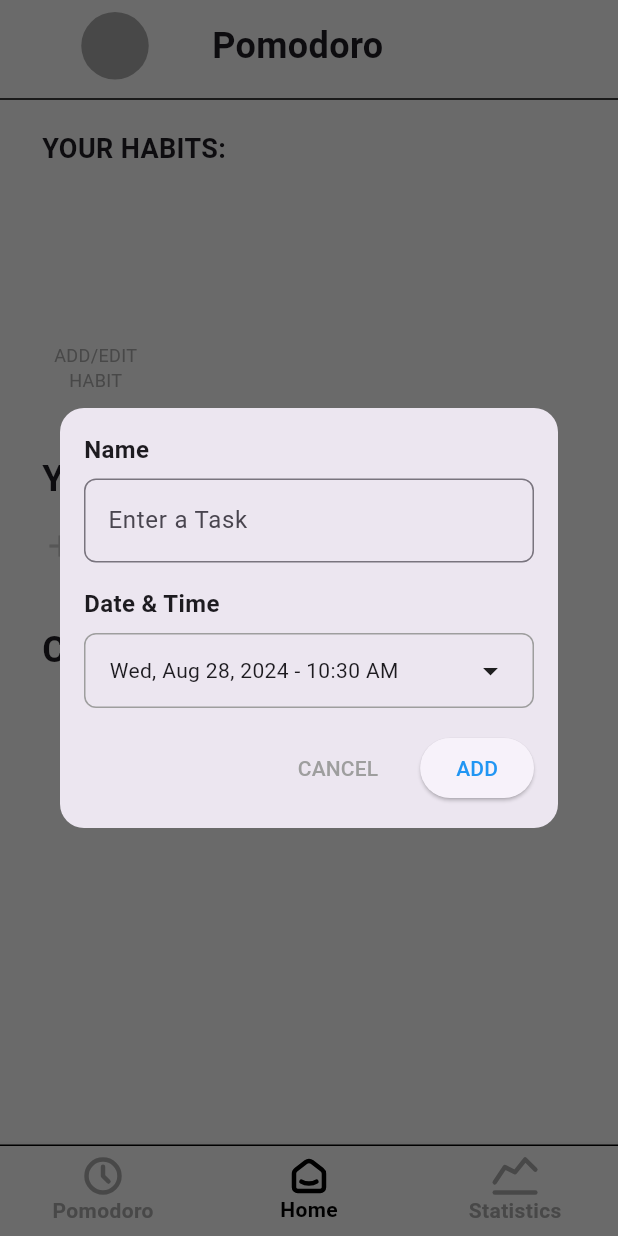
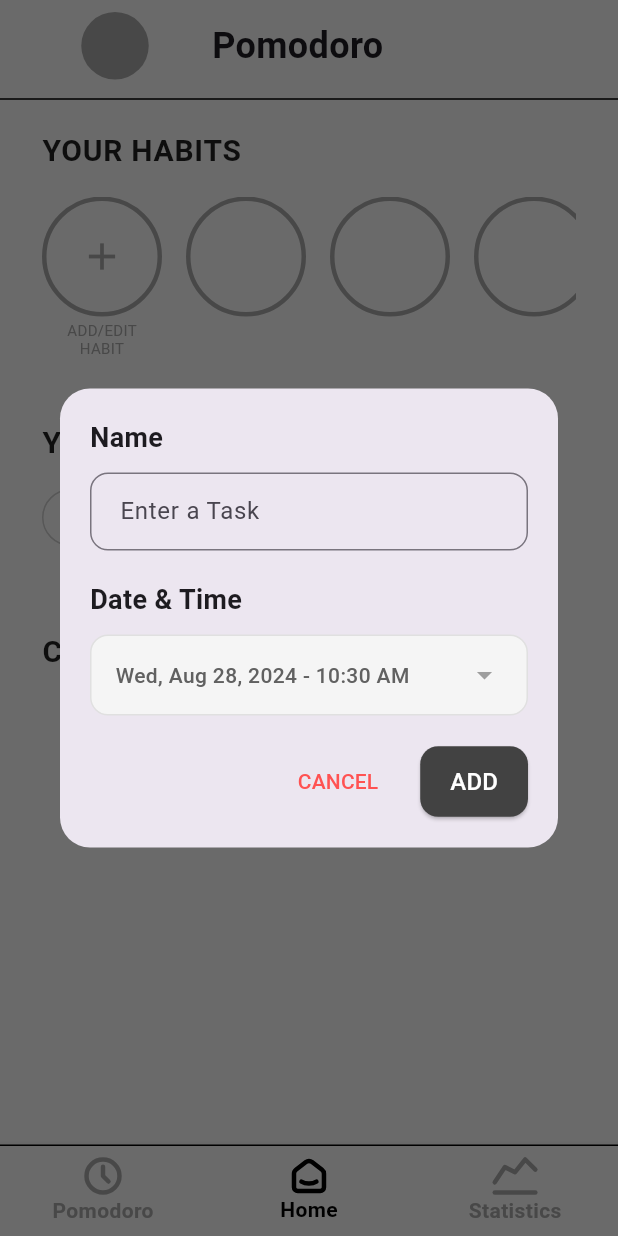
Before and after one commit to gokseennn/flutter_pomodoro_app, a Flutter app: the HomeScreen screen opened by its route, item 2 of the bottom bar chosen, after a tap on "ADD A TASK", on a phone screen of 412 x 824 dp. Run offline on Flutter 3.47's test engine with Material 3 defaults, Android fonts, the phone set to English and light mode, and no system bars; our stand-ins replace dio, flutter_svg, get, google_fonts, shared_preferences, shimmer and 1 more; accounts and stored records are empty; statements that could not run were skipped.

Commit message:
home screen

```diff
--- a/lib/general-ms/home/view/components/add_task.dart
+++ b/lib/general-ms/home/view/components/add_task.dart
@@ -11,10 +11,11 @@ class AddTask extends StatelessWidget {
   Widget build(BuildContext context) {
     return Dialog(
       shape: RoundedRectangleBorder(
-        borderRadius: BorderRadius.circular(16.0),
+        borderRadius:
+            BorderRadius.circular(20.0), // Kenarları daha yumuşak hale getirdik
       ),
       child: Padding(
-        padding: const EdgeInsets.all(16.0),
+        padding: const EdgeInsets.all(20.0),
         child: Column(
           mainAxisSize: MainAxisSize.min,
           crossAxisAlignment: CrossAxisAlignment.start,
@@ -23,38 +24,45 @@ class AddTask extends StatelessWidget {
               'Name',
               style: TextStyle(
                 fontWeight: FontWeight.bold,
-                fontSize: 16.0,
+                fontSize: 18.0, // Font boyutunu biraz büyüttük
               ),
             ),
-            const SizedBox(height: 8.0),
+            const SizedBox(height: 10.0),
             TextField(
               controller: controller.taskTextEditingController,
               decoration: InputDecoration(
                 hintText: 'Enter a Task',
                 border: OutlineInputBorder(
-                  borderRadius: BorderRadius.circular(8.0),
+                  borderRadius:
+                      BorderRadius.circular(12.0), // Kenarları daha yumuşak
                 ),
+                contentPadding: const EdgeInsets.symmetric(
+                    vertical: 14.0,
+                    horizontal: 16.0), // İçerik aralığını artırdık
               ),
             ),
-            const SizedBox(height: 16.0),
+            const SizedBox(height: 20.0),
             const Text(
               'Date & Time',
               style: TextStyle(
                 fontWeight: FontWeight.bold,
-                fontSize: 16.0,
+                fontSize: 18.0, // Font boyutunu biraz büyüttük
               ),
             ),
-            const SizedBox(height: 8.0),
+            const SizedBox(height: 10.0),
             Obx(() => InkWell(
                   onTap: () async {
                     await controller.selectDateTime(context);
                   },
                   child: Container(
                     padding: const EdgeInsets.symmetric(
-                        vertical: 12.0, horizontal: 16.0),
+                        vertical: 14.0, horizontal: 16.0),
                     decoration: BoxDecoration(
-                      border: Border.all(color: Colors.grey),
-                      borderRadius: BorderRadius.circular(8.0),
+                      color: Colors
+                          .grey[100], // Arka planı biraz daha yumuşak yaptık
+                      border: Border.all(color: Colors.grey[300]!),
+                      borderRadius:
+                          BorderRadius.circular(12.0), // Kenarları daha yumuşak
                     ),
                     child: Row(
                       mainAxisAlignment: MainAxisAlignment.spaceBetween,
@@ -62,13 +70,17 @@ class AddTask extends StatelessWidget {
                         Text(
                           DateFormat('EEE, MMM d, yyyy - h:mm a')
                               .format(controller.selectedDateTime.value),
+                          style: TextStyle(
+                            color: Colors.grey[700], // Metin rengi daha yumuşak
+                            fontWeight: FontWeight.w500,
+                          ),
                         ),
-                        const Icon(Icons.arrow_drop_down),
+                        const Icon(Icons.arrow_drop_down, color: Colors.grey),
                       ],
                     ),
                   ),
                 )),
-            const SizedBox(height: 16.0),
+            const SizedBox(height: 20.0),
             Row(
               mainAxisAlignment: MainAxisAlignment.end,
               children: [
@@ -79,7 +91,8 @@ class AddTask extends StatelessWidget {
                   child: const Text(
                     'CANCEL',
                     style: TextStyle(
-                      color: Colors.grey,
+                      color: Colors
+                          .redAccent, // CANCEL butonunu kırmızı renkte yaptık
                     ),
                   ),
                 ),
@@ -89,9 +102,21 @@ class AddTask extends StatelessWidget {
                     await controller.addNewHabit(); // Add new habit logic here
                   },
                   style: ElevatedButton.styleFrom(
-                    foregroundColor: Colors.blue,
+                    backgroundColor:
+                        Colors.grey[800], // ADD butonunu mavi renkte yaptık
+                    padding: const EdgeInsets.symmetric(
+                        vertical: 12.0, horizontal: 20.0),
+                    shape: RoundedRectangleBorder(
+                      borderRadius: BorderRadius.circular(
+                          12.0), // Buton kenarlarını yuvarladık
+                    ),
                   ),
-                  child: const Text('ADD'),
+                  child: const Text(
+                    'ADD',
+                    style: TextStyle(
+                        fontSize: 16.0, // Font boyutunu artırdık
+                        color: Colors.white),
+                  ),
                 ),
               ],
             ),
--- a/lib/general-ms/home/view/home_screen.dart
+++ b/lib/general-ms/home/view/home_screen.dart
@@ -8,6 +8,7 @@ import 'package:pomodoro_app/general-ms/home/view/components/add_task.dart';
 class HomeScreen extends StatelessWidget {
   const HomeScreen({super.key});
   static const String routeName = "/home";
+
   @override
   Widget build(BuildContext context) {
     return CommonScreen<HomeController>(body: (controller) {
@@ -21,115 +22,19 @@ class HomeScreen extends StatelessWidget {
               child: Column(
                 crossAxisAlignment: CrossAxisAlignment.start,
                 children: [
-                  const Text(
-                    'YOUR HABITS:',
-                    style: TextStyle(
-                      fontSize: 18,
-                      fontWeight: FontWeight.bold,
-                    ),
-                  ),
+                  _buildSectionTitle('YOUR HABITS'),
                   const SizedBox(height: 16),
-                  SizedBox(
-                    height: 100, // Set a fixed height for the horizontal list
-                    child: ListView.builder(
-                      scrollDirection: Axis.horizontal,
-                      physics: const AlwaysScrollableScrollPhysics(),
-                      itemCount: controller.taskList.value.length,
-                      itemBuilder: (context, index) => Padding(
-                        padding: const EdgeInsets.only(right: 16),
-                        child: Container(
-                          width: 80,
-                          height: 80,
-                          decoration: BoxDecoration(
-                            shape: BoxShape.circle,
-                            border:
-                                Border.all(color: Colors.grey[500]!, width: 4),
-                          ),
-                          child: index == 0
-                              ? Icon(Icons.add,
-                                  color: Colors.grey[500], size: 30)
-                              : null,
-                        ),
-                      ),
-                    ),
-                  ),
-                  InkWell(
-                    onTap: controller.addNewHabit,
-                    child: Padding(
-                      padding: const EdgeInsets.only(left: 8.0),
-                      child: Column(
-                        children: [
-                          Text(
-                            'ADD/EDIT',
-                            style: TextStyle(
-                                color: Colors.grey[500], fontSize: 12),
-                          ),
-                          const SizedBox(width: 4),
-                          Text(
-                            'HABIT',
-                            style: TextStyle(
-                                color: Colors.grey[500], fontSize: 12),
-                          ),
-                        ],
-                      ),
-                    ),
-                  ),
+                  _buildHabitsList(controller),
                   const SizedBox(height: 40),
-                  const Text(
-                    'Your tasks',
-                    style: TextStyle(
-                      fontSize: 24,
-                      fontWeight: FontWeight.bold,
-                    ),
-                  ),
+                  _buildSectionTitle('Your tasks'),
                   const SizedBox(height: 16),
-                  InkWell(
-                    onTap: () {
-                      Get.dialog(AddTask(
-                        controller: controller,
-                      ));
-                    },
-                    child: Row(
-                      mainAxisSize: MainAxisSize.min,
-                      children: [
-                        Icon(Icons.add, color: Colors.grey[400]),
-                        const SizedBox(width: 8),
-                        Text(
-                          'ADD A TASK',
-                          style:
-                              TextStyle(color: Colors.grey[500], fontSize: 14),
-                        ),
-                      ],
-                    ),
-                  ),
-                  Obx(
-                    () => ListView.builder(
-                        physics: const NeverScrollableScrollPhysics(),
-                        shrinkWrap: true,
-                        itemCount: controller.taskList.value.length,
-                        itemBuilder: (context, index) {
-                          return _buildEventItem(
-                              controller.taskList.value[index], controller);
-                        }),
-                  ),
+                  _buildAddTaskButton(controller),
+                  const SizedBox(height: 16),
+                  _buildTasksList(controller),
                   const SizedBox(height: 40),
-                  const Text(
-                    'Complated Task',
-                    style: TextStyle(
-                      fontSize: 24,
-                      fontWeight: FontWeight.bold,
-                    ),
-                  ),
+                  _buildSectionTitle('Completed Tasks'),
                   const SizedBox(height: 16),
-                  ListView.builder(
-                      physics: const NeverScrollableScrollPhysics(),
-                      shrinkWrap: true,
-                      itemCount: controller.complatedTaskList.value.length,
-                      itemBuilder: (context, index) {
-                        return _buildEventItem(
-                            controller.complatedTaskList.value[index],
-                            controller);
-                      }),
+                  _buildCompletedTasksList(controller),
                 ],
               ),
             ),
@@ -139,28 +44,135 @@ class HomeScreen extends StatelessWidget {
     });
   }
 
-  Widget _buildEventItem(Task task, HomeController controller) {
-    return Padding(
-      padding: const EdgeInsets.symmetric(vertical: 8.0),
-      child: Dismissible(
+  Widget _buildSectionTitle(String title) {
+    return Text(
+      title,
+      style: const TextStyle(
+        fontSize: 20,
+        fontWeight: FontWeight.bold,
+        color: Colors.black87,
+        letterSpacing: 0.5,
+      ),
+    );
+  }
+
+  Widget _buildHabitsList(HomeController controller) {
+    return SizedBox(
+      height: 110,
+      child: ListView.builder(
+        scrollDirection: Axis.horizontal,
+        physics: const AlwaysScrollableScrollPhysics(),
+        itemCount: 4,
+        itemBuilder: (context, index) => Padding(
+          padding: const EdgeInsets.only(right: 16),
+          child: _buildHabitCircle(index, controller),
+        ),
+      ),
+    );
+  }
+
+  Widget _buildHabitCircle(int index, HomeController controller) {
+    return Column(
+      children: [
+        Container(
+          width: 80,
+          height: 80,
+          decoration: BoxDecoration(
+            shape: BoxShape.circle,
+            border: Border.all(color: Colors.grey[500]!, width: 3),
+          ),
+          child: index == 0
+              ? Icon(Icons.add, color: Colors.grey[500], size: 30)
+              : null,
+        ),
+        if (index == 0)
+          Padding(
+            padding: const EdgeInsets.only(top: 4),
+            child: Text(
+              'ADD/EDIT\nHABIT',
+              textAlign: TextAlign.center,
+              style: TextStyle(
+                color: Colors.grey[500],
+                fontSize: 10,
+                height: 1.2,
+              ),
+            ),
+          ),
+      ],
+    );
+  }
+
+  Widget _buildAddTaskButton(HomeController controller) {
+    return InkWell(
+      onTap: () {
+        Get.dialog(AddTask(controller: controller));
+      },
+      child: Container(
+        padding: const EdgeInsets.symmetric(vertical: 8, horizontal: 12),
+        decoration: BoxDecoration(
+          border: Border.all(color: Colors.grey[400]!),
+          borderRadius: BorderRadius.circular(20),
+        ),
+        child: Row(
+          mainAxisSize: MainAxisSize.min,
+          children: [
+            Icon(Icons.add, color: Colors.grey[400], size: 20),
+            const SizedBox(width: 8),
+            Text(
+              'ADD A TASK',
+              style: TextStyle(color: Colors.grey[500], fontSize: 14),
+            ),
+          ],
+        ),
+      ),
+    );
+  }
+
+  Widget _buildTasksList(HomeController controller) {
+    return Obx(
+      () => ListView.separated(
+        physics: const NeverScrollableScrollPhysics(),
+        shrinkWrap: true,
+        itemCount: controller.taskList.value.length,
+        separatorBuilder: (context, index) => const Divider(height: 1),
+        itemBuilder: (context, index) {
+          return _buildTaskItem(controller.taskList.value[index], controller);
+        },
+      ),
+    );
+  }
+
+  Widget _buildCompletedTasksList(HomeController controller) {
+    return ListView.separated(
+      physics: const NeverScrollableScrollPhysics(),
+      shrinkWrap: true,
+      itemCount: controller.complatedTaskList.value.length,
+      separatorBuilder: (context, index) => const Divider(height: 1),
+      itemBuilder: (context, index) {
+        return _buildTaskItem(
+            controller.complatedTaskList.value[index], controller,
+            isCompleted: true);
+      },
+    );
+  }
+
+  Widget _buildTaskItem(Task task, HomeController controller,
+      {bool isCompleted = false}) {
+    return Dismissible(
       key: Key(task.id.toString()),
       direction: DismissDirection.endToStart,
       onDismissed: (direction) async {
         await controller.deleteTask(task);
       },
       background: Container(
-          color: Colors.red,
+        color: Colors.red[400],
         alignment: Alignment.centerRight,
         padding: const EdgeInsets.symmetric(horizontal: 20),
-          child: const Icon(
-            Icons.delete,
-            color: Colors.white,
+        child: const Icon(Icons.delete, color: Colors.white),
       ),
-        ),
-        child: Row(
-          children: [
-            Row(children: [
-              InkWell(
+      child: ListTile(
+        contentPadding: const EdgeInsets.symmetric(vertical: 8, horizontal: 4),
+        leading: GestureDetector(
           onTap: () => controller.toogleTaskStatus(task),
           child: Container(
             width: 24,
@@ -169,40 +181,27 @@ class HomeScreen extends StatelessWidget {
               shape: BoxShape.circle,
               border: Border.all(color: Colors.grey, width: 2),
             ),
-                  child: Padding(
-                    padding: const EdgeInsets.all(2),
-                    child: Container(
-                      decoration: BoxDecoration(
-                        shape: BoxShape.circle,
-                        color:
-                            task.isComplate ? Colors.black : Colors.transparent,
+            child: isCompleted
+                ? Icon(Icons.check, color: Colors.grey[600], size: 18)
+                : null,
           ),
         ),
+        title: Text(
+          task.title,
+          style: TextStyle(
+            fontSize: 16,
+            fontWeight: FontWeight.w500,
+            decoration: isCompleted ? TextDecoration.lineThrough : null,
+            color: isCompleted ? Colors.grey : Colors.black87,
           ),
         ),
-              ),
-            ]),
-            Column(
-              crossAxisAlignment: CrossAxisAlignment.start,
-              children: [
-                Text(
-                  task.title,
-                  style: const TextStyle(
-                    fontSize: 16,
-                    fontWeight: FontWeight.bold,
-                  ),
-                ),
-                Text(
+        subtitle: Text(
           task.dueDate,
           style: TextStyle(
             fontSize: 14,
             color: Colors.grey[600],
           ),
         ),
-              ],
-            ),
-          ],
-        ),
       ),
     );
   }
```
Lines whose indentation alone changed are shown as unchanged.
